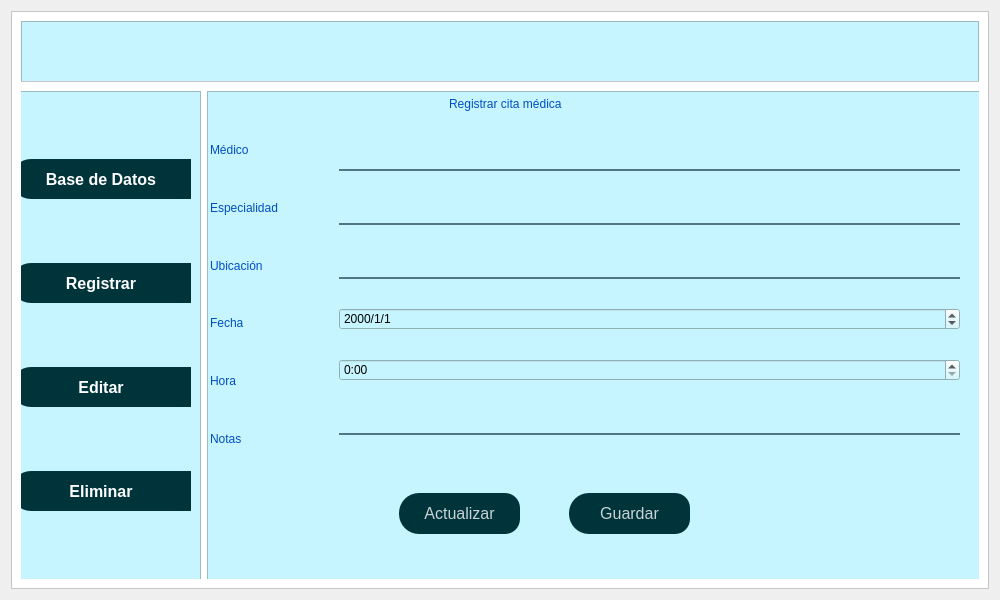
The window that ui/cita_medica.ui (daburneo1/addi) describes before a commit, drawn with Qt 5.
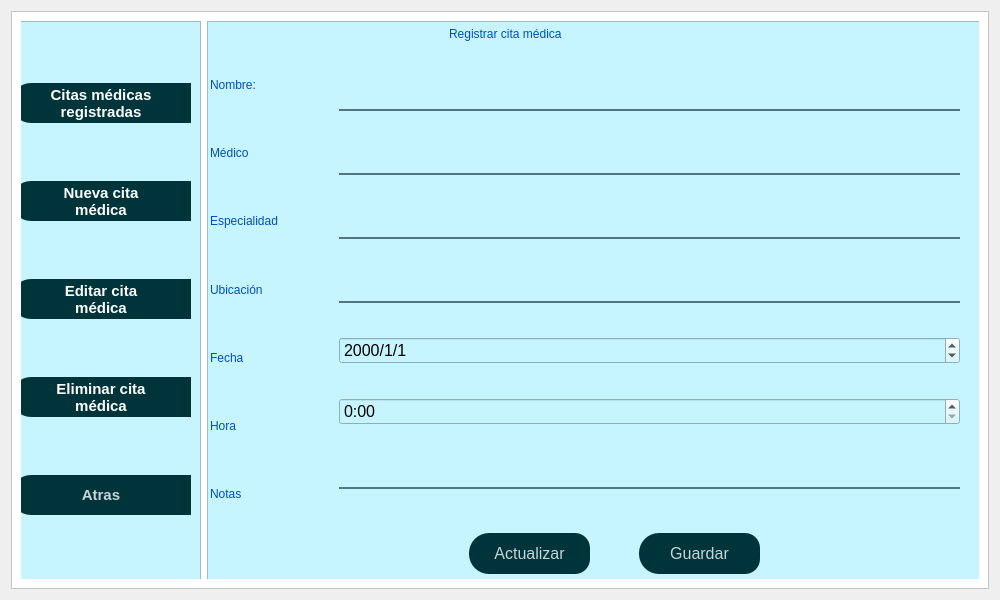
The same window after the commit. Icons and pictures are not drawn.

```diff
--- a/ui/cita_medica.ui
+++ b/ui/cita_medica.ui
@@ -49,89 +49,13 @@
         <property name="frameShadow">
          <enum>QFrame::Raised</enum>
         </property>
-        <widget class="QPushButton" name="pushButtonCerrar">
-         <property name="geometry">
-          <rect>
-           <x>890</x>
-           <y>10</y>
-           <width>51</width>
-           <height>41</height>
-          </rect>
-         </property>
-         <property name="styleSheet">
-          <string notr="true">QPushButton{
-	color:rgba(255,255,255,200);
-	border-radius:5px;
-}
-QPushButton:pressed{
-	padding-left:5px;
-	padding-top:5px;
-	background-color:rgba(0, 119, 123, 1);
-	background-position:calc(100% - 10px)center;
-}
-QPushButton:hover{
-	background-color:rgba(0, 174, 173, 1);
-}</string>
-         </property>
-         <property name="text">
-          <string/>
-         </property>
-         <property name="icon">
-          <iconset>
-           <normaloff>../Iconos/cerrar.png</normaloff>../Iconos/cerrar.png</iconset>
-         </property>
-         <property name="iconSize">
-          <size>
-           <width>40</width>
-           <height>40</height>
-          </size>
-         </property>
-        </widget>
-        <widget class="QPushButton" name="pushButtonMenu">
-         <property name="geometry">
-          <rect>
-           <x>70</x>
-           <y>10</y>
-           <width>51</width>
-           <height>41</height>
-          </rect>
-         </property>
-         <property name="styleSheet">
-          <string notr="true">QPushButton{
-	color:rgba(255,255,255,200);
-	border-radius:5px;
-}
-QPushButton:pressed{
-	padding-left:5px;
-	padding-top:5px;
-	background-color:rgba(0, 119, 123, 1);
-	background-position:calc(100% - 10px)center;
-}
-QPushButton:hover{
-	background-color:rgba(0, 174, 173, 1);
-}</string>
-         </property>
-         <property name="text">
-          <string/>
-         </property>
-         <property name="icon">
-          <iconset>
-           <normaloff>../Iconos/barra-de-menus.png</normaloff>../Iconos/barra-de-menus.png</iconset>
-         </property>
-         <property name="iconSize">
-          <size>
-           <width>40</width>
-           <height>40</height>
-          </size>
-         </property>
-        </widget>
         <widget class="QFrame" name="frame_3">
          <property name="geometry">
           <rect>
            <x>-30</x>
-           <y>60</y>
+           <y>-10</y>
            <width>1001</width>
-           <height>511</height>
+           <height>581</height>
           </rect>
          </property>
          <property name="styleSheet">
@@ -200,7 +124,7 @@
                </property>
                <property name="font">
                 <font>
-                 <pointsize>12</pointsize>
+                 <pointsize>11</pointsize>
                  <weight>75</weight>
                  <bold>true</bold>
                 </font>
@@ -209,7 +133,8 @@
                 <string notr="true">color:rgb(255, 255, 255)</string>
                </property>
                <property name="text">
-                <string>Base de Datos</string>
+                <string>Citas médicas
+registradas</string>
                </property>
                <property name="icon">
                 <iconset>
@@ -233,7 +158,7 @@
                </property>
                <property name="font">
                 <font>
-                 <pointsize>12</pointsize>
+                 <pointsize>11</pointsize>
                  <weight>75</weight>
                  <bold>true</bold>
                 </font>
@@ -242,7 +167,8 @@
                 <string notr="true">color:rgb(255, 255, 255)</string>
                </property>
                <property name="text">
-                <string>Registrar</string>
+                <string>Nueva cita
+médica</string>
                </property>
                <property name="icon">
                 <iconset>
@@ -266,7 +192,7 @@
                </property>
                <property name="font">
                 <font>
-                 <pointsize>12</pointsize>
+                 <pointsize>11</pointsize>
                  <weight>75</weight>
                  <bold>true</bold>
                 </font>
@@ -275,7 +201,8 @@
                 <string notr="true">color:rgb(255, 255, 255)</string>
                </property>
                <property name="text">
-                <string>Editar</string>
+                <string>Editar cita
+médica</string>
                </property>
                <property name="icon">
                 <iconset>
@@ -299,7 +226,7 @@
                </property>
                <property name="font">
                 <font>
-                 <pointsize>12</pointsize>
+                 <pointsize>11</pointsize>
                  <weight>75</weight>
                  <bold>true</bold>
                 </font>
@@ -308,7 +235,8 @@
                 <string notr="true">color:rgb(255, 255, 255)</string>
                </property>
                <property name="text">
-                <string>Eliminar</string>
+                <string>Eliminar cita
+médica</string>
                </property>
                <property name="icon">
                 <iconset>
@@ -322,6 +250,26 @@
                </property>
               </widget>
              </item>
+             <item>
+              <widget class="QPushButton" name="pushButtonCerrar">
+               <property name="minimumSize">
+                <size>
+                 <width>0</width>
+                 <height>40</height>
+                </size>
+               </property>
+               <property name="font">
+                <font>
+                 <pointsize>11</pointsize>
+                 <weight>75</weight>
+                 <bold>true</bold>
+                </font>
+               </property>
+               <property name="text">
+                <string>Atras</string>
+               </property>
+              </widget>
+             </item>
             </layout>
            </widget>
           </item>
@@ -551,8 +499,8 @@
                 <widget class="QPushButton" name="pushButtonActualizar_2">
                  <property name="geometry">
                   <rect>
-                   <x>190</x>
-                   <y>400</y>
+                   <x>260</x>
+                   <y>510</y>
                    <width>121</width>
                    <height>41</height>
                   </rect>
@@ -591,8 +539,8 @@
                 <widget class="QPushButton" name="pushButtonGuardar">
                  <property name="geometry">
                   <rect>
-                   <x>360</x>
-                   <y>400</y>
+                   <x>430</x>
+                   <y>510</y>
                    <width>121</width>
                    <height>41</height>
                   </rect>
@@ -634,10 +582,17 @@
                    <x>1</x>
                    <y>31</y>
                    <width>116</width>
-                   <height>341</height>
+                   <height>471</height>
                   </rect>
                  </property>
                  <layout class="QVBoxLayout" name="verticalLayout_6">
+                  <item>
+                   <widget class="QLabel" name="label_8">
+                    <property name="text">
+                     <string>Nombre:</string>
+                    </property>
+                   </widget>
+                  </item>
                   <item>
                    <widget class="QLabel" name="label_2">
                     <property name="text">
@@ -688,12 +643,33 @@
                    <x>130</x>
                    <y>30</y>
                    <width>621</width>
-                   <height>341</height>
+                   <height>471</height>
                   </rect>
                  </property>
                  <layout class="QVBoxLayout" name="verticalLayout">
+                  <item>
+                   <widget class="QLineEdit" name="lineEditUsuario">
+                    <property name="font">
+                     <font>
+                      <pointsize>12</pointsize>
+                     </font>
+                    </property>
+                    <property name="styleSheet">
+                     <string notr="true">background-color:rgba(0,0,0,0);
+border:2px solid rgba(0,0,0,0);
+border-bottom-color:rgba(46,82,101,200);
+color:rgb(0,0,0);
+padding-bottom: 5px;</string>
+                    </property>
+                   </widget>
+                  </item>
                   <item>
                    <widget class="QLineEdit" name="lineEditMedico">
+                    <property name="font">
+                     <font>
+                      <pointsize>12</pointsize>
+                     </font>
+                    </property>
                     <property name="styleSheet">
                      <string notr="true">background-color:rgba(0,0,0,0);
 border:2px solid rgba(0,0,0,0);
@@ -705,6 +681,11 @@
                   </item>
                   <item>
                    <widget class="QLineEdit" name="lineEditEspecialidad">
+                    <property name="font">
+                     <font>
+                      <pointsize>12</pointsize>
+                     </font>
+                    </property>
                     <property name="styleSheet">
                      <string notr="true">background-color:rgba(0,0,0,0);
 border:2px solid rgba(0,0,0,0);
@@ -716,6 +697,11 @@
                   </item>
                   <item>
                    <widget class="QLineEdit" name="lineEditUbicacion">
+                    <property name="font">
+                     <font>
+                      <pointsize>12</pointsize>
+                     </font>
+                    </property>
                     <property name="styleSheet">
                      <string notr="true">background-color:rgba(0,0,0,0);
 border:2px solid rgba(0,0,0,0);
@@ -727,6 +713,11 @@
                   </item>
                   <item>
                    <widget class="QDateEdit" name="dateEdit">
+                    <property name="font">
+                     <font>
+                      <pointsize>12</pointsize>
+                     </font>
+                    </property>
                     <property name="displayFormat">
                      <string>yyyy/M/d</string>
                     </property>
@@ -734,6 +725,11 @@
                   </item>
                   <item>
                    <widget class="QTimeEdit" name="timeEdit">
+                    <property name="font">
+                     <font>
+                      <pointsize>12</pointsize>
+                     </font>
+                    </property>
                     <property name="minimumTime">
                      <time>
                       <hour>0</hour>
@@ -748,6 +744,11 @@
                   </item>
                   <item>
                    <widget class="QLineEdit" name="lineEditNotas">
+                    <property name="font">
+                     <font>
+                      <pointsize>12</pointsize>
+                     </font>
+                    </property>
                     <property name="styleSheet">
                      <string notr="true">background-color:rgba(0,0,0,0);
 border:2px solid rgba(0,0,0,0);
```
Left out of the diff: 7 changed lines with no effect on the pictures.
